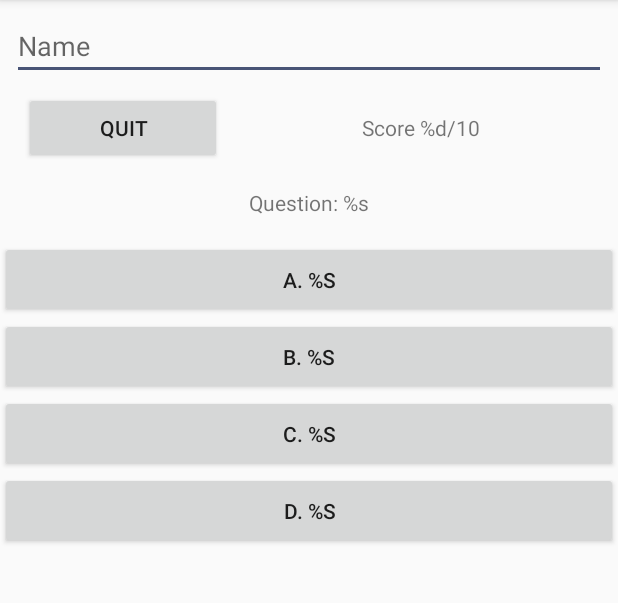
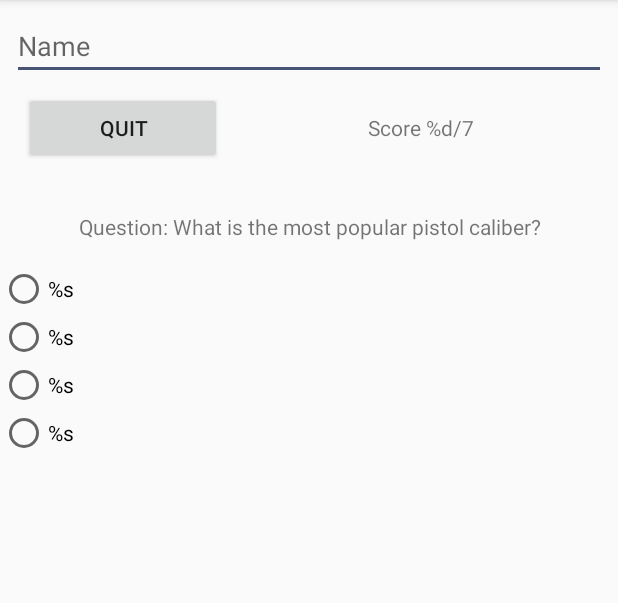
Before and after one commit to jrforbes24/the_quiz_app, an Android app: the screen it shows after launch (MainActivity), after a tap on "START", on a phone screen of 412 x 824 dp, the part 84-687 px from its top. Run offline under Robolectric (Android 15) with nearby library versions, the phone set to English and light mode, and no system bars.

Commit message:
more work on start button and hiding views

```diff
--- a/app/src/main/java/com/jrforbes24/the_quiz_app/MainActivity.java
+++ b/app/src/main/java/com/jrforbes24/the_quiz_app/MainActivity.java
@@ -13,6 +13,8 @@ import android.view.inputmethod.EditorInfo;
 import android.view.inputmethod.InputMethodManager;
 import android.widget.Button;
 import android.widget.EditText;
+import android.widget.LinearLayout;
+import android.widget.RadioGroup;
 import android.widget.TextView;
 import android.widget.Toast;
 
@@ -22,15 +24,17 @@ public class MainActivity extends AppCompatActivity {
     // integer to hold the total possible
     int possibleScore = 8;
     //    question number that will be iterated
-    int qustionNumber = 0;
+    int questionNumber = 0;
+    // variable to store the correct answer to check against for the answer.
+    String correctAnswer = "";
     //    array to store the questions
     String[] questionArray = {
             "What is the most popular pistol caliber?",
             "How amy wars did Colonel Potter from MASH fight in?",
             "When is Justin Bieber's birthday?",
             "What is the best rock band of all time?",
-            "Who wrote 'The Three Musketeers'",
-            "Who wrote the line 'And miles to go before I sleep'",
+            "Who wrote 'The Three Musketeers'?",
+            "Who wrote the line 'And miles to go before I sleep'?",
             "What was the name of the probe that flew by Pluto in July 2015?",
             "What is the name of the closest star to Earth?"
     };
@@ -55,14 +59,15 @@ public class MainActivity extends AppCompatActivity {
 //        Pulling in the_name EditText and assigning it the theName
         theName = (EditText) findViewById(R.id.the_name);
 
-
+        /*
+        * Method to listen for actions on theName text field
+        */
         theName.setOnEditorActionListener(new TextView.OnEditorActionListener() {
             @Override
             public boolean onEditorAction(TextView v, int actionId, KeyEvent event) {
                 if ((actionId == EditorInfo.IME_ACTION_DONE) || ((event.getKeyCode() == KeyEvent.KEYCODE_ENTER) && (event.getAction() == KeyEvent.ACTION_DOWN))) {
                     hideKeyboard();
                     createHelloToast();
-
                     return true;
                 } else {
                     return false;
@@ -120,8 +125,16 @@ public class MainActivity extends AppCompatActivity {
     * also sets text of button to QUIT
     */
     public void startQuiz(View view) {
+//      method to populate the question text field.
+        populateQuestion(view);
+        populateAnswer(view);
+//        this will set the Text view to visible
+        TextView theQuestion = findViewById(R.id.question_TV);
+        theQuestion.setVisibility(View.VISIBLE);
+//        change the start button to quit
         Button whichButton = findViewById(R.id.whichButton);
         whichButton.setText(getString(R.string.quit_button));
+
     }
 
     /*
@@ -129,7 +142,92 @@ public class MainActivity extends AppCompatActivity {
     * and reset anything else I can't think of right now back to the starting position.
     */
     public void quitQuiz(View view) {
+//        set the global variables back to default
+        theScore = 0;
+        questionNumber = 0;
+        correctAnswer = "";
+
+//        hide the question view and answer views
+        TextView theQuestion = findViewById(R.id.question_TV);
+        theQuestion.setVisibility(View.GONE);
+        EditText text_answer = findViewById(R.id.the_answer_text);
+        text_answer.setVisibility(View.GONE);
+        RadioGroup radio_group = findViewById(R.id.multi_radio);
+        radio_group.setVisibility(View.GONE);
+        LinearLayout the_check_boxs = findViewById(R.id.check_box);
+        the_check_boxs.setVisibility(View.GONE);
+
+//        change the quit button to start
         Button whichButton = findViewById(R.id.whichButton);
         whichButton.setText(getString(R.string.start_button));
     }
+
+    /*
+    * populate question gets question from array and sets the question in the question_TV
+    */
+    public void populateQuestion(View view) {
+        TextView theQuestion = findViewById(R.id.question_TV);
+        theQuestion.setText(getString(R.string.the_question, questionArray[questionNumber]));
+    }
+
+    /*
+    * populateAnswer gets the answer from the array and based on the array will change
+    * the answer view and populate the appropriate fields.
+    */
+    public void populateAnswer(View view) {
+//        find out which view to show and which view to hide.
+        String theView = answerArray[questionNumber][0];
+        if(theView.equals("radio")) {
+            populateRadioButtons(view);
+            RadioGroup radio_group = findViewById(R.id.multi_radio);
+            radio_group.setVisibility(View.VISIBLE);
+            EditText text_answer = findViewById(R.id.the_answer_text);
+            text_answer.setVisibility(View.GONE);
+            LinearLayout the_check_boxs = findViewById(R.id.check_box);
+            the_check_boxs.setVisibility(View.GONE);
+        }
+        else if(theView.equals("text")) {
+            populateTextField(view);
+            RadioGroup radio_group = findViewById(R.id.multi_radio);
+            radio_group.setVisibility(View.GONE);
+            EditText text_answer = findViewById(R.id.the_answer_text);
+            text_answer.setVisibility(View.VISIBLE);
+            LinearLayout the_check_boxs = findViewById(R.id.check_box);
+            the_check_boxs.setVisibility(View.GONE);
+        }
+        else {
+            populateCheckBoxes(view);
+            RadioGroup radio_group = findViewById(R.id.multi_radio);
+            radio_group.setVisibility(View.GONE);
+            EditText text_answer = findViewById(R.id.the_answer_text);
+            text_answer.setVisibility(View.GONE);
+            LinearLayout the_check_boxs = findViewById(R.id.check_box);
+            the_check_boxs.setVisibility(View.VISIBLE);
+        }
+    }
+
+    /*
+    * populate the strings for each radio button
+    * call method for listener on the check boxes
+    */
+    public void populateRadioButtons(View view) {
+//        TODO
+    }
+
+    /*
+    * populate the hint for the text field
+    * call the method to check for the keyboard done
+    */
+    public void populateTextField(View view) {
+//        TODO
+    }
+
+    /*
+    * populate the check boxes and set listener
+    */
+    public void populateCheckBoxes(View view) {
+//        TODO
+    }
+
+
 }
--- a/app/src/main/res/layout/activity_main.xml
+++ b/app/src/main/res/layout/activity_main.xml
@@ -26,6 +26,7 @@
             android:layout_width="match_parent"
             android:layout_height="wrap_content"
             android:layout_weight="1"
+            android:layout_marginBottom="16dp"
             android:clickable="false"
             android:orientation="horizontal">
 
@@ -47,12 +48,14 @@
         </LinearLayout>
 
         <TextView
+            android:id="@+id/question_TV"
             android:layout_width="match_parent"
             android:layout_height="wrap_content"
             android:layout_weight="1"
             android:textAlignment="center"
             android:gravity="center_vertical"
             android:layout_margin="16dp"
+            android:visibility="gone"
             android:text="@string/the_question"/>
 
         <LinearLayout
@@ -60,31 +63,79 @@
             android:layout_height="wrap_content"
             android:layout_weight="6"
             android:orientation="vertical">
-            <Button
-                android:id="@+id/one_button"
+
+            <EditText
+                android:id="@+id/the_answer_text"
                 android:layout_width="match_parent"
                 android:layout_height="wrap_content"
-                android:padding="16dp"
-                android:text="@string/one_answer"/>
-            <Button
-                android:id="@+id/two_button"
-                android:layout_width="match_parent"
+                android:layout_weight="1"
+                android:hint="@string/the_answer_hint"
+                android:layout_margin="8dp"
+                android:imeOptions="actionDone"
+                android:singleLine="true"
+                android:lines="1"
+                android:inputType="textCapWords"
+                android:visibility="gone"/>
+
+            <RadioGroup
+                android:id="@+id/multi_radio"
+                android:layout_width="wrap_content"
                 android:layout_height="wrap_content"
-                android:padding="16dp"
-                android:text="@string/two_answer"/>
-            <Button
-                android:id="@+id/three_button"
-                android:layout_width="match_parent"
+                android:orientation="vertical"
+                android:visibility="gone">
+                <RadioButton
+                    android:layout_width="wrap_content"
+                    android:layout_height="wrap_content"
+                    android:text="@string/one_button"
+                    android:textAppearance="?android:textAppearanceSmall"/>
+                <RadioButton
+                    android:layout_width="wrap_content"
+                    android:layout_height="wrap_content"
+                    android:text="@string/two_button"
+                    android:textAppearance="?android:textAppearanceSmall"/>
+                <RadioButton
+                    android:layout_width="wrap_content"
+                    android:layout_height="wrap_content"
+                    android:text="@string/three_button"
+                    android:textAppearance="?android:textAppearanceSmall"/>
+                <RadioButton
+                    android:layout_width="wrap_content"
+                    android:layout_height="wrap_content"
+                    android:text="@string/four_button"
+                    android:textAppearance="?android:textAppearanceSmall"/>
+            </RadioGroup>
+            <LinearLayout
+                android:id="@+id/check_box"
+                android:layout_width="wrap_content"
                 android:layout_height="wrap_content"
-                android:padding="16dp"
-                android:text="@string/three_answer"/>
+                android:orientation="vertical"
+                android:visibility="gone">
+                <CheckBox
+                    android:id="@+id/one_box"
+                    android:layout_width="wrap_content"
+                    android:layout_height="wrap_content"
+                    android:text="U2"/>
+                <CheckBox
+                    android:id="@+id/two_box"
+                    android:layout_width="wrap_content"
+                    android:layout_height="wrap_content"
+                    android:text="U2"/>
+                <CheckBox
+                    android:id="@+id/three_box"
+                    android:layout_width="wrap_content"
+                    android:layout_height="wrap_content"
+                    android:text="U2"/>
+                <CheckBox
+                    android:id="@+id/four_box"
+                    android:layout_width="wrap_content"
+                    android:layout_height="wrap_content"
+                    android:text="U2"/>
+            </LinearLayout>
 
-            <Button
-                android:id="@+id/four_button"
-                android:layout_width="match_parent"
-                android:layout_height="wrap_content"
-                android:padding="16dp"
-                android:text="@string/four_answer" />
+
+
+
+
         </LinearLayout>
 
     </LinearLayout>
--- a/app/src/main/res/values/strings.xml
+++ b/app/src/main/res/values/strings.xml
@@ -7,16 +7,17 @@
     <!--Button text for Quit-->
     <string name="quit_button">QUIT</string>
     <!--This will show the quiz score example: Score 5/10-->
-    <string name="quiz_score">Score <xliff:g example="5" id="number_right">%d</xliff:g>/10</string>
+    <string name="quiz_score">Score <xliff:g example="5" id="number_right">%d</xliff:g>/7</string>
     <!--Question text field - Example: Question: What is the highest mountain in the world? -->
     <string name="the_question">Question: <xliff:g example="How many wars did Colonel Potter fight in?" id="question_text">%s</xliff:g></string>
-    <!--Answer field 1 this will hold the first possible answer Example:  A. one-->
-    <string name="one_answer">A. <xliff:g example="one" id="one_answer">%s</xliff:g></string>
-    <!--Answer field 2 this will hold the second possible answer Example:  B. twelve-->
-    <string name="two_answer">B. <xliff:g example="twelve" id="two_answer">%s</xliff:g></string>
-    <!--Answer field 3 this will hold the third possible answer Example:  C. two-->
-    <string name="three_answer">C. <xliff:g example="two" id="three_answer">%s</xliff:g></string>
-    <!--Answer field 4 this will hold the third possible answer Example:  D. five-->
-    <string name="four_answer">D. <xliff:g example="five" id="four_answer">%s</xliff:g></string>
-    <!---->
+    <!--hint for the text answer field-->
+    <string name="the_answer_hint">Answer</string>
+    <!--Radio button field one - Example: "Francis Scott Key"-->
+    <string name="one_button"><xliff:g example="Francis Scott Key" id="one_button">%s</xliff:g></string>
+    <!--Radio button field two - Example: "Emily Dickinson"-->
+    <string name="two_button"><xliff:g example="Emily Dickinson" id="two_button">%s</xliff:g></string>
+    <!--Radio button field three - Example: "Robert Frost"-->
+    <string name="three_button"><xliff:g example="Robert Frost" id="three_button">%s</xliff:g></string>
+    <!--Radio button field four - Example: "Alexander Hamilton"-->
+    <string name="four_button"><xliff:g example="Alexander Hamilton" id="four_button">%s</xliff:g></string>
 </resources>
```
Also changed, not shown: app/src/main/java/com/jrforbes24/the_quiz_app/scratch.txt (added, +40 -0 lines).
